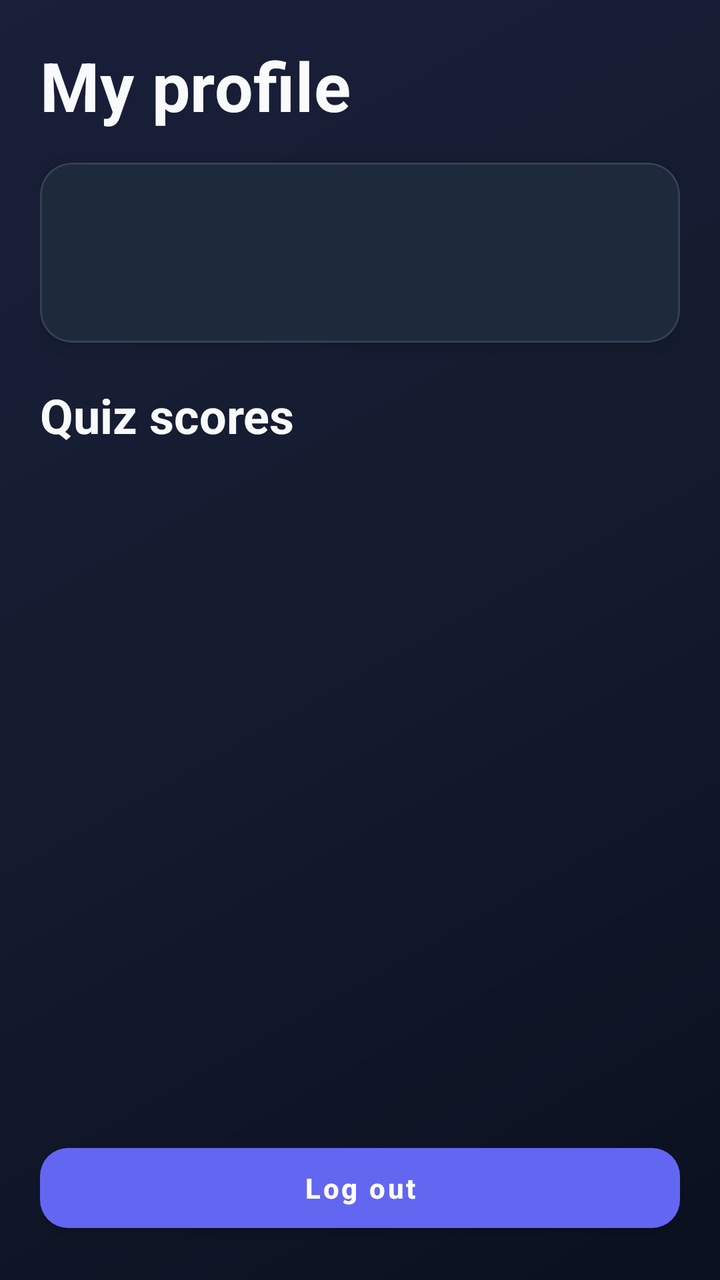
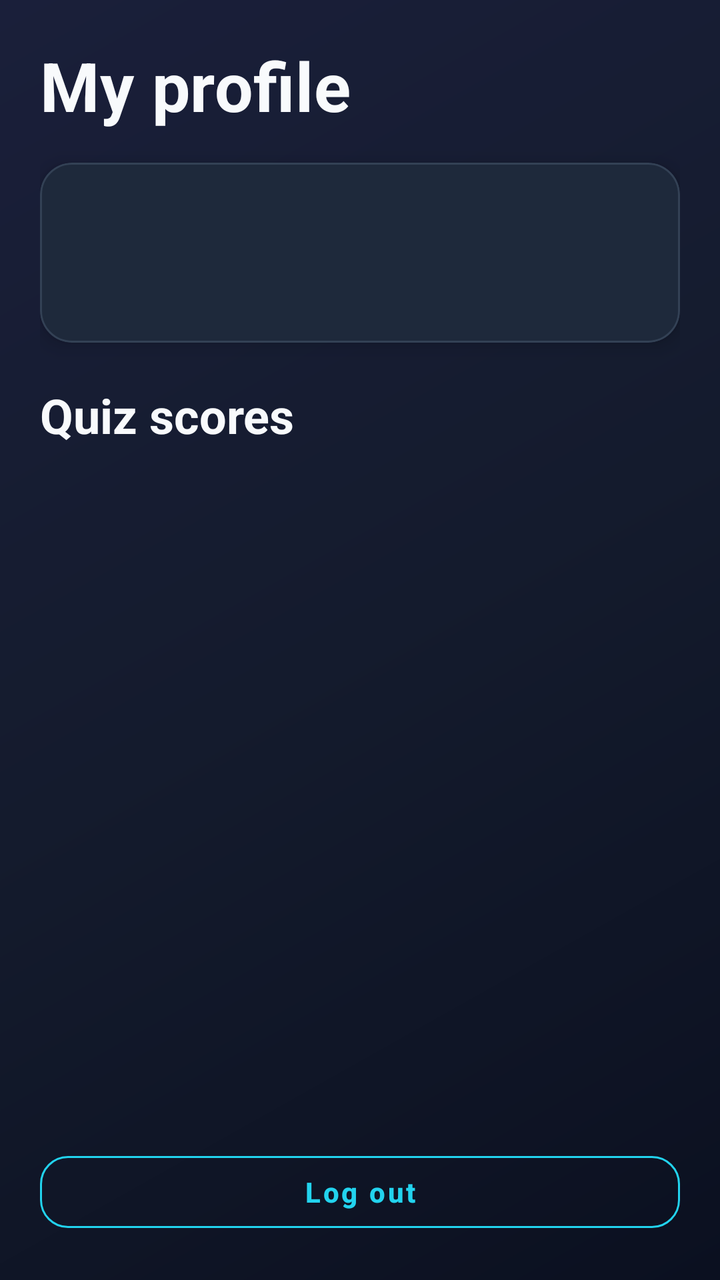

Screens rendered from an Android XML layout before and after an edit, with the pre-edit source and the edit as a unified diff.
<!-- AndroidManifest.xml: application theme Theme.QuantumRealm -->
<!-- res/layout/activity_profile.xml -->
<?xml version="1.0" encoding="utf-8"?>
<LinearLayout xmlns:android="http://schemas.android.com/apk/res/android"
    android:layout_width="match_parent"
    android:layout_height="match_parent"
    android:background="@drawable/bg_game_screen"
    android:orientation="vertical"
    android:padding="@dimen/game_screen_padding">

    <TextView
        android:layout_width="match_parent"
        android:layout_height="wrap_content"
        android:text="@string/profile_title"
        android:textAppearance="@style/TextAppearance.QuantumRealm.Hero" />

    <com.google.android.material.card.MaterialCardView
        style="@style/Widget.QuantumRealm.Card"
        android:layout_width="match_parent"
        android:layout_height="wrap_content"
        android:layout_marginTop="16dp">

        <LinearLayout
            android:layout_width="match_parent"
            android:layout_height="wrap_content"
            android:orientation="vertical"
            android:padding="20dp">

            <TextView
                android:id="@+id/profileNameText"
                android:layout_width="match_parent"
                android:layout_height="wrap_content"
                android:textAppearance="@style/TextAppearance.QuantumRealm.Title"
                android:textSize="20sp" />

            <TextView
                android:id="@+id/profileEmailText"
                android:layout_width="match_parent"
                android:layout_height="wrap_content"
                android:layout_marginTop="4dp"
                android:textAppearance="@style/TextAppearance.QuantumRealm.Subtitle" />
        </LinearLayout>
    </com.google.android.material.card.MaterialCardView>

    <com.google.android.material.card.MaterialCardView
        android:id="@+id/profileDashboardCard"
        style="@style/Widget.QuantumRealm.Card"
        android:layout_width="match_parent"
        android:layout_height="wrap_content"
        android:layout_marginTop="16dp"
        android:visibility="gone">

        <LinearLayout
            android:layout_width="match_parent"
            android:layout_height="wrap_content"
            android:orientation="vertical"
            android:padding="16dp">

            <TextView
                android:layout_width="match_parent"
                android:layout_height="wrap_content"
                android:text="@string/profile_dashboard_title"
                android:textAppearance="@style/TextAppearance.QuantumRealm.Title" />

            <TextView
                android:id="@+id/profileXpText"
                android:layout_width="match_parent"
                android:layout_height="wrap_content"
                android:layout_marginTop="8dp"
                android:textAppearance="@style/TextAppearance.QuantumRealm.Subtitle" />

            <TextView
                android:id="@+id/profileStreakText"
                android:layout_width="match_parent"
                android:layout_height="wrap_content"
                android:layout_marginTop="4dp"
                android:textAppearance="@style/TextAppearance.QuantumRealm.Subtitle" />

            <TextView
                android:id="@+id/profileDailyGoalText"
                android:layout_width="match_parent"
                android:layout_height="wrap_content"
                android:layout_marginTop="4dp"
                android:textAppearance="@style/TextAppearance.QuantumRealm.Subtitle" />

            <TextView
                android:id="@+id/profileBadgesText"
                android:layout_width="match_parent"
                android:layout_height="wrap_content"
                android:layout_marginTop="8dp"
                android:textAppearance="@style/TextAppearance.QuantumRealm.Subtitle" />

            <com.google.android.material.button.MaterialButton
                android:id="@+id/profileContinueQuestButton"
                style="@style/Widget.QuantumRealm.Button.Primary"
                android:layout_width="match_parent"
                android:layout_height="wrap_content"
                android:layout_marginTop="12dp"
                android:text="@string/profile_continue_quest"
                android:visibility="gone" />
        </LinearLayout>
    </com.google.android.material.card.MaterialCardView>

    <TextView
        android:layout_width="match_parent"
        android:layout_height="wrap_content"
        android:layout_marginTop="20dp"
        android:layout_marginBottom="8dp"
        android:text="@string/profile_quiz_scores_heading"
        android:textAppearance="@style/TextAppearance.QuantumRealm.Title" />

    <ScrollView
        android:layout_width="match_parent"
        android:layout_height="0dp"
        android:layout_weight="1"
        android:fillViewport="true">

        <LinearLayout
            android:id="@+id/profileScoresContainer"
            android:layout_width="match_parent"
            android:layout_height="wrap_content"
            android:orientation="vertical" />
    </ScrollView>

    <com.google.android.material.button.MaterialButton
        android:id="@+id/profileLogoutButton"
        style="@style/Widget.QuantumRealm.Button.Primary"
        android:layout_width="match_parent"
        android:layout_height="wrap_content"
        android:layout_marginTop="16dp"
        android:text="@string/profile_logout_button" />
</LinearLayout>
<!-- resources referenced by this layout -->
<resources>
  <dimen name="game_screen_padding">20dp</dimen>
  <string name="profile_continue_quest">Continue quest</string>
  <string name="profile_dashboard_title">Your quest stats</string>
  <string name="profile_logout_button">Log out</string>
  <string name="profile_quiz_scores_heading">Quiz scores</string>
  <string name="profile_title">My profile</string>
  <style name="TextAppearance.QuantumRealm.Hero" parent="TextAppearance.MaterialComponents.Headline4">
          <item name="android:textColor">@color/game_text_primary</item>
          <item name="android:textStyle">bold</item>
      </style>
  <style name="TextAppearance.QuantumRealm.Subtitle" parent="TextAppearance.MaterialComponents.Body2">
          <item name="android:textColor">@color/game_text_secondary</item>
      </style>
  <style name="TextAppearance.QuantumRealm.Title" parent="TextAppearance.MaterialComponents.Headline5">
          <item name="android:textColor">@color/game_text_primary</item>
          <item name="android:textStyle">bold</item>
      </style>
  <style name="Widget.QuantumRealm.Button.Primary" parent="Widget.MaterialComponents.Button">
          <item name="android:textColor">@color/white</item>
          <item name="android:textAllCaps">false</item>
          <item name="android:textStyle">bold</item>
          <item name="cornerRadius">@dimen/game_button_radius</item>
          <item name="backgroundTint">@color/game_primary</item>
          <item name="android:minHeight">52dp</item>
      </style>
  <style name="Widget.QuantumRealm.Card" parent="Widget.MaterialComponents.CardView">
          <item name="cardBackgroundColor">@color/game_surface</item>
          <item name="cardCornerRadius">@dimen/game_card_radius</item>
          <item name="cardElevation">6dp</item>
          <item name="strokeColor">@color/game_stroke</item>
          <item name="strokeWidth">1dp</item>
      </style>
  <color name="game_bg_dark">#0B1020</color>
  <color name="game_bg_mid">#141B2D</color>
  <color name="game_text_primary">#F8FAFC</color>
  <color name="game_text_secondary">#94A3B8</color>
  <color name="white">#FFFFFFFF</color>
  <dimen name="game_button_radius">14dp</dimen>
  <color name="game_primary">#6366F1</color>
  <color name="game_surface">#1E293B</color>
  <dimen name="game_card_radius">16dp</dimen>
  <color name="game_stroke">#334155</color>
  <color name="game_primary_dark">#4F46E5</color>
  <color name="game_accent">#22D3EE</color>
  <color name="teal_700">#FF018786</color>
  <color name="black">#FF000000</color>
  <style name="ThemeOverlay.QuantumRealm.ActionBar" parent="ThemeOverlay.MaterialComponents.Dark.ActionBar">
          <item name="android:textColorPrimary">@color/game_text_primary</item>
          <item name="colorControlNormal">@color/game_text_primary</item>
      </style>
  <!-- unchanged entries left out for length: 2 -->
</resources>

<!-- the commit's change to res/layout/activity_profile.xml (unified diff, before → after) -->
@@ -3,128 +3,232 @@
     android:layout_width="match_parent"
     android:layout_height="match_parent"
     android:background="@drawable/bg_game_screen"
-    android:orientation="vertical"
-    android:padding="@dimen/game_screen_padding">
-
-    <TextView
+    android:orientation="vertical">
+
+    <ScrollView
+        android:id="@+id/profileMainScroll"
         android:layout_width="match_parent"
-        android:layout_height="wrap_content"
-        android:text="@string/profile_title"
-        android:textAppearance="@style/TextAppearance.QuantumRealm.Hero" />
-
-    <com.google.android.material.card.MaterialCardView
-        style="@style/Widget.QuantumRealm.Card"
-        android:layout_width="match_parent"
-        android:layout_height="wrap_content"
-        android:layout_marginTop="16dp">
+        android:layout_height="0dp"
+        android:layout_weight="1"
+        android:clipToPadding="false"
+        android:fillViewport="true"
+        android:padding="@dimen/game_screen_padding">
 
         <LinearLayout
             android:layout_width="match_parent"
             android:layout_height="wrap_content"
-            android:orientation="vertical"
-            android:padding="20dp">
+            android:orientation="vertical">
 
             <TextView
-                android:id="@+id/profileNameText"
-                android:layout_width="match_parent"
-                android:layout_height="wrap_content"
-                android:textAppearance="@style/TextAppearance.QuantumRealm.Title"
-                android:textSize="20sp" />
+                android:layout_width="match_parent"
+                android:layout_height="wrap_content"
+                android:text="@string/profile_title"
+                android:textAppearance="@style/TextAppearance.QuantumRealm.Hero" />
+
+            <com.google.android.material.card.MaterialCardView
+                style="@style/Widget.QuantumRealm.Card"
+                android:layout_width="match_parent"
+                android:layout_height="wrap_content"
+                android:layout_marginTop="16dp">
+
+                <LinearLayout
+                    android:layout_width="match_parent"
+                    android:layout_height="wrap_content"
+                    android:orientation="vertical"
+                    android:padding="20dp">
+
+                    <TextView
+                        android:id="@+id/profileNameText"
+                        android:layout_width="match_parent"
+                        android:layout_height="wrap_content"
+                        android:textAppearance="@style/TextAppearance.QuantumRealm.Title"
+                        android:textSize="20sp" />
+
+                    <TextView
+                        android:id="@+id/profileEmailText"
+                        android:layout_width="match_parent"
+                        android:layout_height="wrap_content"
+                        android:layout_marginTop="4dp"
+                        android:textAppearance="@style/TextAppearance.QuantumRealm.Subtitle" />
+                </LinearLayout>
+            </com.google.android.material.card.MaterialCardView>
+
+            <com.google.android.material.card.MaterialCardView
+                android:id="@+id/profileDashboardCard"
+                style="@style/Widget.QuantumRealm.Card"
+                android:layout_width="match_parent"
+                android:layout_height="wrap_content"
+                android:layout_marginTop="16dp"
+                android:visibility="gone">
+
+                <LinearLayout
+                    android:layout_width="match_parent"
+                    android:layout_height="wrap_content"
+                    android:orientation="vertical"
+                    android:padding="16dp">
+
+                    <TextView
+                        android:layout_width="match_parent"
+                        android:layout_height="wrap_content"
+                        android:text="@string/profile_progression_title"
+                        android:textAppearance="@style/TextAppearance.QuantumRealm.Title" />
+
+                    <TextView
+                        android:layout_width="match_parent"
+                        android:layout_height="wrap_content"
+                        android:layout_marginTop="4dp"
+                        android:text="@string/profile_progression_subtitle"
+                        android:textAppearance="@style/TextAppearance.QuantumRealm.Subtitle" />
+
+                    <TextView
+                        android:id="@+id/profileRankText"
+                        android:layout_width="match_parent"
+                        android:layout_height="wrap_content"
+                        android:layout_marginTop="12dp"
+                        android:textAppearance="@style/TextAppearance.QuantumRealm.Title"
+                        android:textSize="16sp" />
+
+                    <ProgressBar
+                        android:id="@+id/profileRankProgressBar"
+                        style="@android:style/Widget.ProgressBar.Horizontal"
+                        android:layout_width="match_parent"
+                        android:layout_height="wrap_content"
+                        android:layout_marginTop="6dp"
+                        android:max="100"
+                        android:progress="0" />
+
+                    <TextView
+                        android:id="@+id/profileRankProgressText"
+                        android:layout_width="match_parent"
+                        android:layout_height="wrap_content"
+                        android:layout_marginTop="4dp"
+                        android:textAppearance="@style/TextAppearance.QuantumRealm.Subtitle" />
+
+                    <TextView
+                        android:id="@+id/profileXpText"
+                        android:layout_width="match_parent"
+                        android:layout_height="wrap_content"
+                        android:layout_marginTop="8dp"
+                        android:textAppearance="@style/TextAppearance.QuantumRealm.Subtitle" />
+
+                    <com.google.android.material.card.MaterialCardView
+                        android:id="@+id/profileNextLevelCard"
+                        style="@style/Widget.QuantumRealm.Card"
+                        android:layout_width="match_parent"
+                        android:layout_height="wrap_content"
+                        android:layout_marginTop="12dp"
+                        android:clickable="true"
+                        android:focusable="true"
+                        android:foreground="?attr/selectableItemBackground">
+
+                        <TextView
+                            android:id="@+id/profileNextLevelText"
+                            android:layout_width="match_parent"
+                            android:layout_height="wrap_content"
+                            android:padding="12dp"
+                            android:textAppearance="@style/TextAppearance.QuantumRealm.Subtitle"
+                            android:textColor="@color/game_accent" />
+                    </com.google.android.material.card.MaterialCardView>
+
+                    <TextView
+                        android:layout_width="match_parent"
+                        android:layout_height="wrap_content"
+                        android:layout_marginTop="12dp"
+                        android:text="@string/profile_xp_rewards_heading"
+                        android:textAppearance="@style/TextAppearance.QuantumRealm.Title"
+                        android:textSize="15sp" />
+
+                    <LinearLayout
+                        android:id="@+id/profileXpRewardsContainer"
+                        android:layout_width="match_parent"
+                        android:layout_height="wrap_content"
+                        android:layout_marginTop="4dp"
+                        android:orientation="vertical" />
+
+                    <com.google.android.material.card.MaterialCardView
+                        android:id="@+id/profileTitleTiersEntry"
+                        style="@style/Widget.QuantumRealm.Card"
+                        android:layout_width="match_parent"
+                        android:layout_height="wrap_content"
+                        android:layout_marginTop="12dp"
+                        android:clickable="true"
+                        android:focusable="true"
+                        android:foreground="?attr/selectableItemBackground">
+
+                        <LinearLayout
+                            android:layout_width="match_parent"
+                            android:layout_height="wrap_content"
+                            android:gravity="center_vertical"
+                            android:orientation="horizontal"
+                            android:padding="14dp">
+
+                            <TextView
+                                android:layout_width="0dp"
+                                android:layout_height="wrap_content"
+                                android:layout_weight="1"
+                                android:text="@string/profile_title_tiers_heading"
+                                android:textAppearance="@style/TextAppearance.QuantumRealm.Title"
+                                android:textSize="16sp" />
+
+                            <TextView
+                                android:layout_width="wrap_content"
+                                android:layout_height="wrap_content"
+                                android:text="@string/profile_title_tiers_open"
+                                android:textAppearance="@style/TextAppearance.QuantumRealm.Subtitle"
+                                android:textColor="@color/game_accent" />
+                        </LinearLayout>
+                    </com.google.android.material.card.MaterialCardView>
+
+                    <TextView
+                        android:id="@+id/profileStreakText"
+                        android:layout_width="match_parent"
+                        android:layout_height="wrap_content"
+                        android:layout_marginTop="12dp"
+                        android:textAppearance="@style/TextAppearance.QuantumRealm.Subtitle" />
+
+                    <TextView
+                        android:id="@+id/profileDailyGoalText"
+                        android:layout_width="match_parent"
+                        android:layout_height="wrap_content"
+                        android:layout_marginTop="4dp"
+                        android:textAppearance="@style/TextAppearance.QuantumRealm.Subtitle" />
+
+                    <com.google.android.material.button.MaterialButton
+                        android:id="@+id/profileContinueQuestButton"
+                        style="@style/Widget.QuantumRealm.Button.Primary"
+                        android:layout_width="match_parent"
+                        android:layout_height="wrap_content"
+                        android:layout_marginTop="12dp"
+                        android:text="@string/profile_continue_quest"
+                        android:visibility="gone" />
+                </LinearLayout>
+            </com.google.android.material.card.MaterialCardView>
 
             <TextView
-                android:id="@+id/profileEmailText"
-                android:layout_width="match_parent"
-                android:layout_height="wrap_content"
-                android:layout_marginTop="4dp"
-                android:textAppearance="@style/TextAppearance.QuantumRealm.Subtitle" />
+                android:layout_width="match_parent"
+                android:layout_height="wrap_content"
+                android:layout_marginTop="20dp"
+                android:layout_marginBottom="8dp"
+                android:text="@string/profile_quiz_scores_heading"
+                android:textAppearance="@style/TextAppearance.QuantumRealm.Title" />
+
+            <LinearLayout
+                android:id="@+id/profileScoresContainer"
+                android:layout_width="match_parent"
+                android:layout_height="wrap_content"
+                android:orientation="vertical"
+                android:paddingBottom="8dp" />
         </LinearLayout>
-    </com.google.android.material.card.MaterialCardView>
-
-    <com.google.android.material.card.MaterialCardView
-        android:id="@+id/profileDashboardCard"
-        style="@style/Widget.QuantumRealm.Card"
+    </ScrollView>
+
+    <com.google.android.material.button.MaterialButton
+        android:id="@+id/profileLogoutButton"
+        style="@style/Widget.QuantumRealm.Button.Secondary"
         android:layout_width="match_parent"
         android:layout_height="wrap_content"
-        android:layout_marginTop="16dp"
-        android:visibility="gone">
-
-        <LinearLayout
-            android:layout_width="match_parent"
-            android:layout_height="wrap_content"
-            android:orientation="vertical"
-            android:padding="16dp">
-
-            <TextView
-                android:layout_width="match_parent"
-                android:layout_height="wrap_content"
-                android:text="@string/profile_dashboard_title"
-                android:textAppearance="@style/TextAppearance.QuantumRealm.Title" />
-
-            <TextView
-                android:id="@+id/profileXpText"
-                android:layout_width="match_parent"
-                android:layout_height="wrap_content"
-                android:layout_marginTop="8dp"
-                android:textAppearance="@style/TextAppearance.QuantumRealm.Subtitle" />
-
-            <TextView
-                android:id="@+id/profileStreakText"
-                android:layout_width="match_parent"
-                android:layout_height="wrap_content"
-                android:layout_marginTop="4dp"
-                android:textAppearance="@style/TextAppearance.QuantumRealm.Subtitle" />
-
-            <TextView
-                android:id="@+id/profileDailyGoalText"
-                android:layout_width="match_parent"
-                android:layout_height="wrap_content"
-                android:layout_marginTop="4dp"
-                android:textAppearance="@style/TextAppearance.QuantumRealm.Subtitle" />
-
-            <TextView
-                android:id="@+id/profileBadgesText"
-                android:layout_width="match_parent"
-                android:layout_height="wrap_content"
-                android:layout_marginTop="8dp"
-                android:textAppearance="@style/TextAppearance.QuantumRealm.Subtitle" />
-
-            <com.google.android.material.button.MaterialButton
-                android:id="@+id/profileContinueQuestButton"
-                style="@style/Widget.QuantumRealm.Button.Primary"
-                android:layout_width="match_parent"
-                android:layout_height="wrap_content"
-                android:layout_marginTop="12dp"
-                android:text="@string/profile_continue_quest"
-                android:visibility="gone" />
-        </LinearLayout>
-    </com.google.android.material.card.MaterialCardView>
-
-    <TextView
-        android:layout_width="match_parent"
-        android:layout_height="wrap_content"
-        android:layout_marginTop="20dp"
-        android:layout_marginBottom="8dp"
-        android:text="@string/profile_quiz_scores_heading"
-        android:textAppearance="@style/TextAppearance.QuantumRealm.Title" />
-
-    <ScrollView
-        android:layout_width="match_parent"
-        android:layout_height="0dp"
-        android:layout_weight="1"
-        android:fillViewport="true">
-
-        <LinearLayout
-            android:id="@+id/profileScoresContainer"
-            android:layout_width="match_parent"
-            android:layout_height="wrap_content"
-            android:orientation="vertical" />
-    </ScrollView>
-
-    <com.google.android.material.button.MaterialButton
-        android:id="@+id/profileLogoutButton"
-        style="@style/Widget.QuantumRealm.Button.Primary"
-        android:layout_width="match_parent"
-        android:layout_height="wrap_content"
-        android:layout_marginTop="16dp"
+        android:layout_marginStart="@dimen/game_screen_padding"
+        android:layout_marginEnd="@dimen/game_screen_padding"
+        android:layout_marginBottom="@dimen/game_screen_padding"
+        android:minHeight="48dp"
         android:text="@string/profile_logout_button" />
 </LinearLayout>
<!-- resource entries referenced after the edit -->
@@ -2,10 +2,14 @@
 <resources>
   <dimen name="game_screen_padding">20dp</dimen>
   <string name="profile_continue_quest">Continue quest</string>
-  <string name="profile_dashboard_title">Your quest stats</string>
   <string name="profile_logout_button">Log out</string>
+  <string name="profile_progression_subtitle">Earn XP from lessons and quizzes to level up and unlock titles.</string>
+  <string name="profile_progression_title">Levels &amp; EXP progression</string>
   <string name="profile_quiz_scores_heading">Quiz scores</string>
   <string name="profile_title">My profile</string>
+  <string name="profile_title_tiers_heading">Title tiers</string>
+  <string name="profile_title_tiers_open">View all ›</string>
+  <string name="profile_xp_rewards_heading">How to earn XP</string>
   <style name="TextAppearance.QuantumRealm.Hero" parent="TextAppearance.MaterialComponents.Headline4">
           <item name="android:textColor">@color/game_text_primary</item>
           <item name="android:textStyle">bold</item>
@@ -24,6 +28,13 @@
           <item name="cornerRadius">@dimen/game_button_radius</item>
           <item name="backgroundTint">@color/game_primary</item>
           <item name="android:minHeight">52dp</item>
+      </style>
+  <style name="Widget.QuantumRealm.Button.Secondary" parent="Widget.MaterialComponents.Button.OutlinedButton">
+          <item name="android:textColor">@color/game_accent</item>
+          <item name="android:textAllCaps">false</item>
+          <item name="cornerRadius">@dimen/game_button_radius</item>
+          <item name="strokeColor">@color/game_accent</item>
+          <item name="android:minHeight">48dp</item>
       </style>
   <style name="Widget.QuantumRealm.Card" parent="Widget.MaterialComponents.CardView">
           <item name="cardBackgroundColor">@color/game_surface</item>
